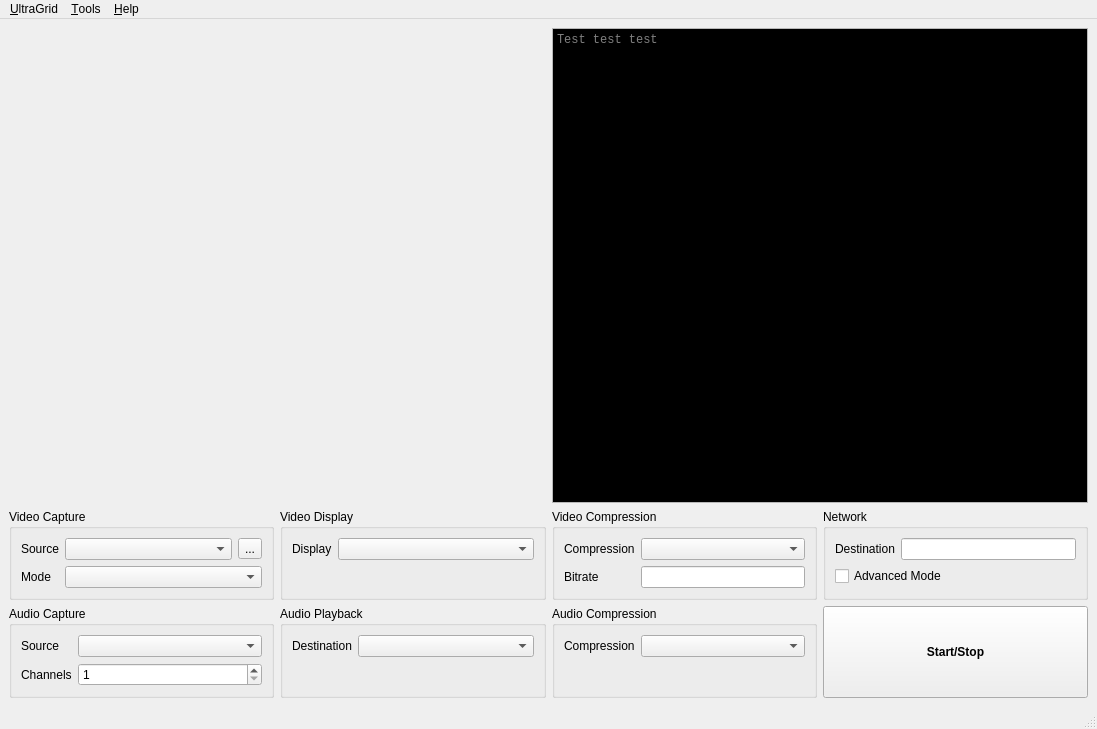
mpiatka/ugrid-gui, file ultragrid_window.ui: the form before one commit.
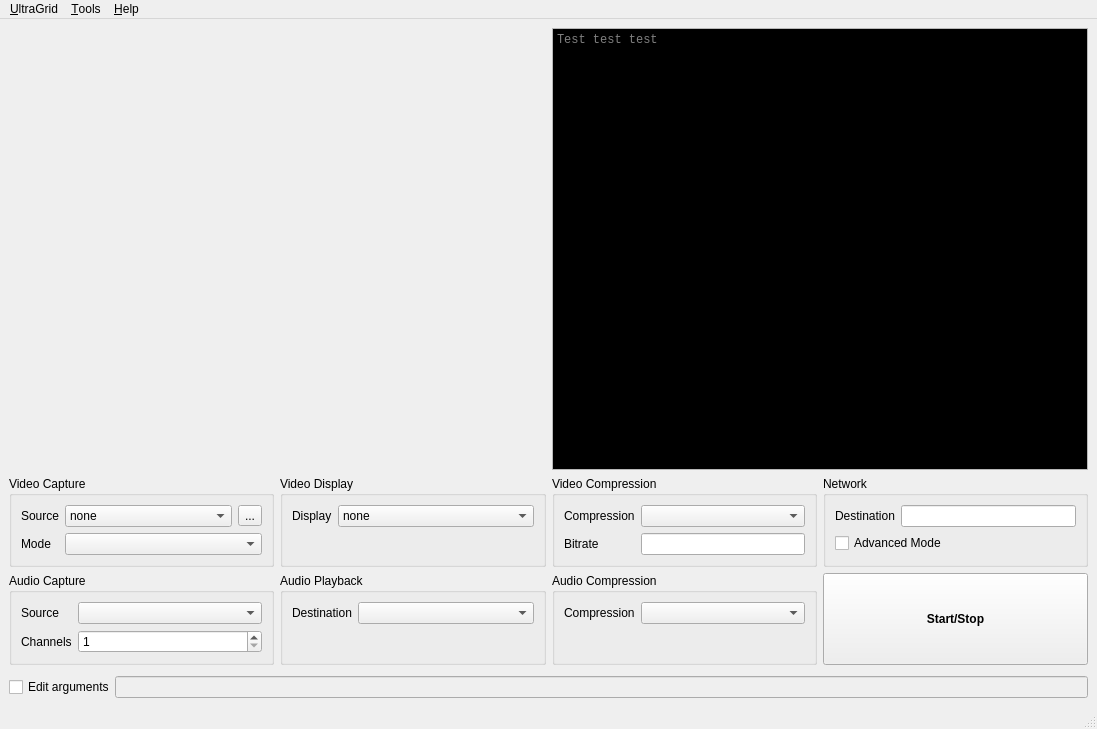
The form after the commit.

Commit message: Selecting and editing arguments

Patch:
```diff
--- a/ultragrid_window.ui
+++ b/ultragrid_window.ui
@@ -17,7 +17,7 @@
    <string/>
   </property>
   <widget class="QWidget" name="centralwidget">
-   <layout class="QVBoxLayout" name="verticalLayout_5" stretch="6,1,1">
+   <layout class="QVBoxLayout" name="verticalLayout_5" stretch="6,1,1,0">
     <item>
      <layout class="QHBoxLayout" name="horizontalLayout">
       <property name="sizeConstraint">
@@ -140,30 +140,24 @@
          <property name="fieldGrowthPolicy">
           <enum>QFormLayout::AllNonFixedFieldsGrow</enum>
          </property>
-         <item row="1" column="0">
-          <widget class="QLabel" name="videoSourceLabel">
-           <property name="text">
-            <string>Source</string>
-           </property>
-          </widget>
-         </item>
-         <item row="3" column="0">
-          <widget class="QLabel" name="videoModeLabel">
-           <property name="text">
-            <string>Mode</string>
-           </property>
-          </widget>
-         </item>
-         <item row="3" column="1">
-          <widget class="QComboBox" name="videoModeComboBox"/>
-         </item>
-         <item row="1" column="1">
+         <item row="0" column="1">
           <layout class="QHBoxLayout" name="horizontalLayout_2">
            <property name="topMargin">
             <number>0</number>
            </property>
            <item>
-            <widget class="QComboBox" name="videoSourceComboBox"/>
+            <widget class="QComboBox" name="videoSourceComboBox">
+             <item>
+              <property name="text">
+               <string>none</string>
+              </property>
+             </item>
+             <item>
+              <property name="text">
+               <string>testcard</string>
+              </property>
+             </item>
+            </widget>
            </item>
            <item>
             <widget class="QToolButton" name="videoSourceSettingsButton">
@@ -174,6 +168,23 @@
            </item>
           </layout>
          </item>
+         <item row="0" column="0">
+          <widget class="QLabel" name="videoSourceLabel">
+           <property name="text">
+            <string>Source</string>
+           </property>
+          </widget>
+         </item>
+         <item row="1" column="0">
+          <widget class="QLabel" name="videoModeLabel">
+           <property name="text">
+            <string>Mode</string>
+           </property>
+          </widget>
+         </item>
+         <item row="1" column="1">
+          <widget class="QComboBox" name="videoModeComboBox"/>
+         </item>
         </layout>
        </widget>
       </item>
@@ -183,6 +194,9 @@
          <string>Video Display</string>
         </property>
         <layout class="QFormLayout" name="formLayout_3">
+         <property name="fieldGrowthPolicy">
+          <enum>QFormLayout::AllNonFixedFieldsGrow</enum>
+         </property>
          <item row="0" column="0">
           <widget class="QLabel" name="label_3">
            <property name="text">
@@ -191,7 +205,23 @@
           </widget>
          </item>
          <item row="0" column="1">
-          <widget class="QComboBox" name="videoDisplayComboBox"/>
+          <widget class="QComboBox" name="videoDisplayComboBox">
+           <item>
+            <property name="text">
+             <string>none</string>
+            </property>
+           </item>
+           <item>
+            <property name="text">
+             <string>gl</string>
+            </property>
+           </item>
+           <item>
+            <property name="text">
+             <string>sdl</string>
+            </property>
+           </item>
+          </widget>
          </item>
         </layout>
         <zorder>videoDisplayComboBox</zorder>
@@ -359,6 +389,42 @@
       </item>
      </layout>
     </item>
+    <item>
+     <layout class="QHBoxLayout" name="horizontalLayout_3">
+      <property name="spacing">
+       <number>0</number>
+      </property>
+      <property name="topMargin">
+       <number>5</number>
+      </property>
+      <item>
+       <widget class="QCheckBox" name="editCheckBox">
+        <property name="text">
+         <string>Edit arguments</string>
+        </property>
+       </widget>
+      </item>
+      <item>
+       <widget class="QLineEdit" name="arguments">
+        <property name="enabled">
+         <bool>false</bool>
+        </property>
+        <property name="dragEnabled">
+         <bool>false</bool>
+        </property>
+        <property name="readOnly">
+         <bool>false</bool>
+        </property>
+        <property name="placeholderText">
+         <string/>
+        </property>
+        <property name="clearButtonEnabled">
+         <bool>false</bool>
+        </property>
+       </widget>
+      </item>
+     </layout>
+    </item>
    </layout>
   </widget>
   <widget class="QMenuBar" name="menubar">
```
Left out of the diff: 128 changed lines with no effect on the pictures. The commit also changes 2 other files.
